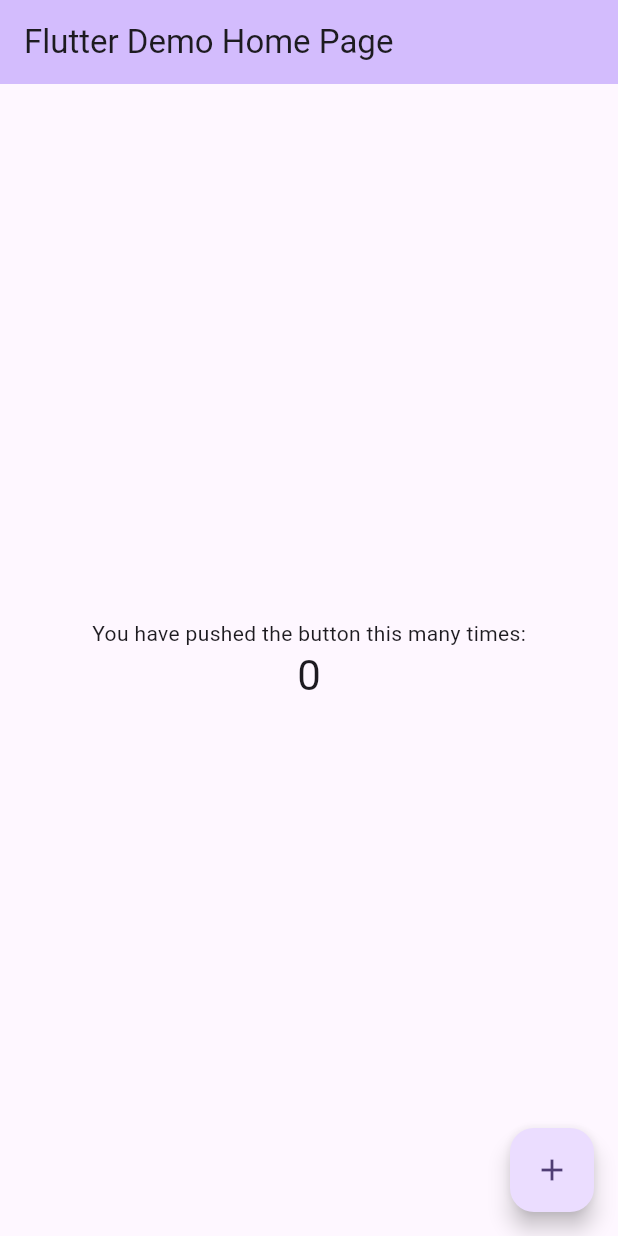
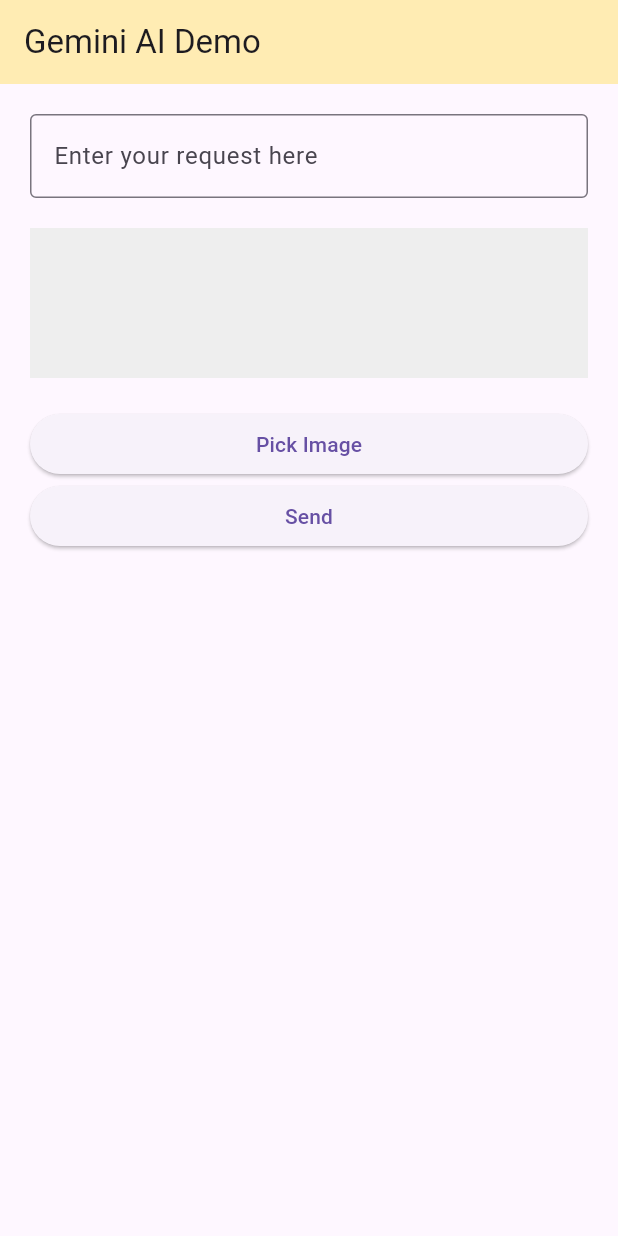
Before and after one commit to lathifrdp/gemini, a Flutter app: the screen it shows after launch, on a phone screen of 412 x 824 dp. Run offline on Flutter 3.47's test engine with Material 3 defaults, Android fonts, the phone set to English and light mode, and no system bars; our stand-ins replace image_picker.

Commit message:
add main page

```diff
--- a/lib/main.dart
+++ b/lib/main.dart
@@ -1,125 +1,18 @@
 import 'package:flutter/material.dart';
+import 'package:gemini/main_page.dart';
 
 void main() {
-  runApp(const MyApp());
+  runApp(const MainApp());
 }
 
-class MyApp extends StatelessWidget {
-  const MyApp({super.key});
+class MainApp extends StatelessWidget {
+  const MainApp({super.key});
 
-  // This widget is the root of your application.
   @override
   Widget build(BuildContext context) {
-    return MaterialApp(
-      title: 'Flutter Demo',
-      theme: ThemeData(
-        // This is the theme of your application.
-        //
-        // TRY THIS: Try running your application with "flutter run". You'll see
-        // the application has a purple toolbar. Then, without quitting the app,
-        // try changing the seedColor in the colorScheme below to Colors.green
-        // and then invoke "hot reload" (save your changes or press the "hot
-        // reload" button in a Flutter-supported IDE, or press "r" if you used
-        // the command line to start the app).
-        //
-        // Notice that the counter didn't reset back to zero; the application
-        // state is not lost during the reload. To reset the state, use hot
-        // restart instead.
-        //
-        // This works for code too, not just values: Most code changes can be
-        // tested with just a hot reload.
-        colorScheme: ColorScheme.fromSeed(seedColor: Colors.deepPurple),
-        useMaterial3: true,
-      ),
-      home: const MyHomePage(title: 'Flutter Demo Home Page'),
+    return const MaterialApp(
+      debugShowCheckedModeBanner: false,
+      home: MainPage(),
     );
   }
 }
-
-class MyHomePage extends StatefulWidget {
-  const MyHomePage({super.key, required this.title});
-
-  // This widget is the home page of your application. It is stateful, meaning
-  // that it has a State object (defined below) that contains fields that affect
-  // how it looks.
-
-  // This class is the configuration for the state. It holds the values (in this
-  // case the title) provided by the parent (in this case the App widget) and
-  // used by the build method of the State. Fields in a Widget subclass are
-  // always marked "final".
-
-  final String title;
-
-  @override
-  State<MyHomePage> createState() => _MyHomePageState();
-}
-
-class _MyHomePageState extends State<MyHomePage> {
-  int _counter = 0;
-
-  void _incrementCounter() {
-    setState(() {
-      // This call to setState tells the Flutter framework that something has
-      // changed in this State, which causes it to rerun the build method below
-      // so that the display can reflect the updated values. If we changed
-      // _counter without calling setState(), then the build method would not be
-      // called again, and so nothing would appear to happen.
-      _counter++;
-    });
-  }
-
-  @override
-  Widget build(BuildContext context) {
-    // This method is rerun every time setState is called, for instance as done
-    // by the _incrementCounter method above.
-    //
-    // The Flutter framework has been optimized to make rerunning build methods
-    // fast, so that you can just rebuild anything that needs updating rather
-    // than having to individually change instances of widgets.
-    return Scaffold(
-      appBar: AppBar(
-        // TRY THIS: Try changing the color here to a specific color (to
-        // Colors.amber, perhaps?) and trigger a hot reload to see the AppBar
-        // change color while the other colors stay the same.
-        backgroundColor: Theme.of(context).colorScheme.inversePrimary,
-        // Here we take the value from the MyHomePage object that was created by
-        // the App.build method, and use it to set our appbar title.
-        title: Text(widget.title),
-      ),
-      body: Center(
-        // Center is a layout widget. It takes a single child and positions it
-        // in the middle of the parent.
-        child: Column(
-          // Column is also a layout widget. It takes a list of children and
-          // arranges them vertically. By default, it sizes itself to fit its
-          // children horizontally, and tries to be as tall as its parent.
-          //
-          // Column has various properties to control how it sizes itself and
-          // how it positions its children. Here we use mainAxisAlignment to
-          // center the children vertically; the main axis here is the vertical
-          // axis because Columns are vertical (the cross axis would be
-          // horizontal).
-          //
-          // TRY THIS: Invoke "debug painting" (choose the "Toggle Debug Paint"
-          // action in the IDE, or press "p" in the console), to see the
-          // wireframe for each widget.
-          mainAxisAlignment: MainAxisAlignment.center,
-          children: <Widget>[
-            const Text(
-              'You have pushed the button this many times:',
-            ),
-            Text(
-              '$_counter',
-              style: Theme.of(context).textTheme.headlineMedium,
-            ),
-          ],
-        ),
-      ),
-      floatingActionButton: FloatingActionButton(
-        onPressed: _incrementCounter,
-        tooltip: 'Increment',
-        child: const Icon(Icons.add),
-      ), // This trailing comma makes auto-formatting nicer for build methods.
-    );
-  }
-}
--- /dev/null
+++ b/lib/main_page.dart
@@ -0,0 +1,68 @@
+import 'dart:io';
+
+import 'package:flutter/material.dart';
+import 'package:image_picker/image_picker.dart';
+
+class MainPage extends StatefulWidget {
+  const MainPage({super.key});
+
+  @override
+  State<MainPage> createState() => _MainPageState();
+}
+
+class _MainPageState extends State<MainPage> {
+  TextEditingController textEditingController = TextEditingController();
+  String answer = '';
+  XFile? image;
+
+  @override
+  Widget build(BuildContext context) {
+    return Scaffold(
+        appBar: AppBar(
+          backgroundColor: Colors.amber.shade100,
+          title: const Text('Gemini AI Demo'),
+        ),
+        body: Padding(
+          padding: const EdgeInsets.all(20),
+          child: ListView(
+            children: [
+              TextField(
+                  controller: textEditingController,
+                  decoration: const InputDecoration(
+                    hintText: 'Enter your request here',
+                    border: OutlineInputBorder(),
+                  )),
+              const SizedBox(height: 20),
+              Container(
+                width: double.infinity,
+                height: 100,
+                decoration: BoxDecoration(
+                    color: image == null ? Colors.grey.shade200 : null,
+                    image: image != null
+                        ? DecorationImage(image: FileImage(File(image!.path)))
+                        : null),
+              ),
+              const SizedBox(height: 20),
+              ElevatedButton(
+                onPressed: () {
+                  ImagePicker().pickImage(source: ImageSource.gallery).then(
+                    (value) {
+                      setState(() {
+                        image = value;
+                      });
+                    },
+                  );
+                },
+                child: const Text('Pick Image'),
+              ),
+              ElevatedButton(
+                onPressed: () {},
+                child: const Text('Send'),
+              ),
+              const SizedBox(height: 20),
+              Text(answer),
+            ],
+          ),
+        ));
+  }
+}
```
Also changed, not shown: 1 other file.
